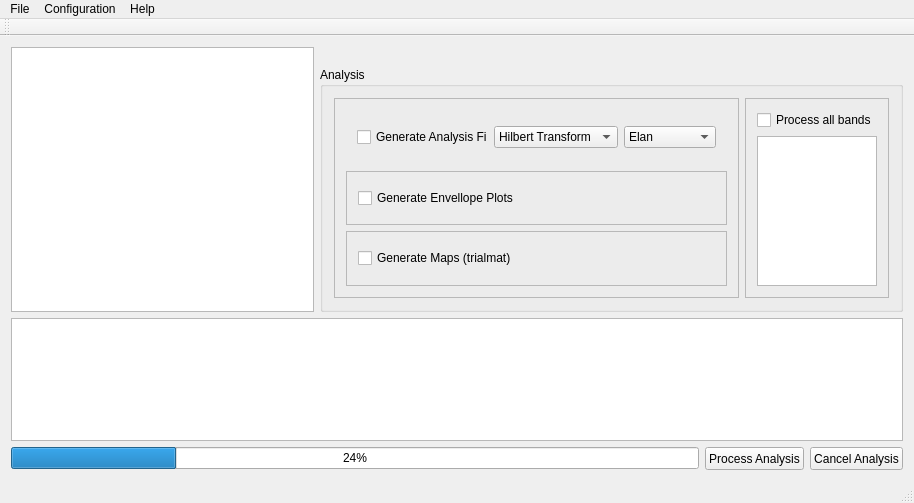
CRNL-Eduwell/Localizer, file Localizer/localizer.ui: the form before one commit.
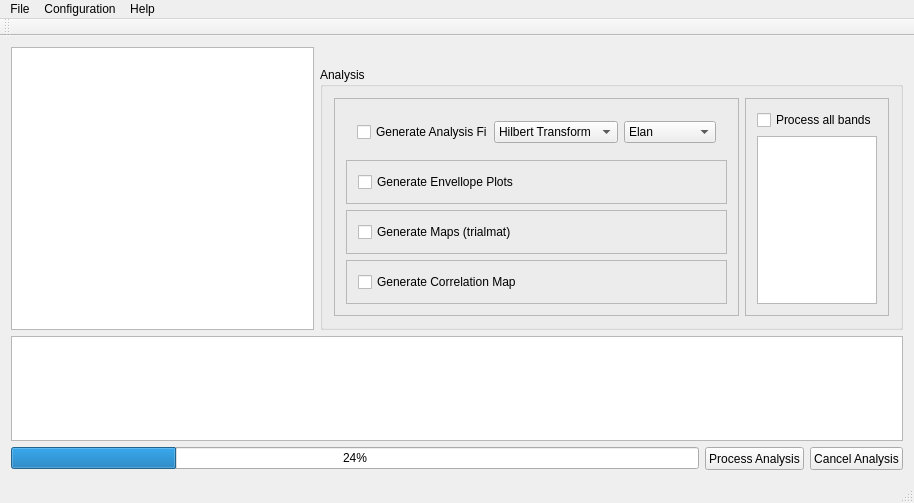
The form after the commit. Icons and pictures are not drawn. Custom widgets are drawn as their Qt base class.

Commit message: Beginning of correlation maps according to jp's script

The edit to the form file:
```diff
--- a/Localizer/localizer.ui
+++ b/Localizer/localizer.ui
@@ -186,6 +186,25 @@
                 </layout>
                </widget>
               </item>
+              <item>
+               <widget class="QFrame" name="CorrelationMapFrame">
+                <property name="frameShape">
+                 <enum>QFrame::StyledPanel</enum>
+                </property>
+                <property name="frameShadow">
+                 <enum>QFrame::Raised</enum>
+                </property>
+                <layout class="QHBoxLayout" name="horizontalLayout_6">
+                 <item>
+                  <widget class="QCheckBox" name="CorrelationMapsCheckBox">
+                   <property name="text">
+                    <string>Generate Correlation Map</string>
+                   </property>
+                  </widget>
+                 </item>
+                </layout>
+               </widget>
+              </item>
              </layout>
             </widget>
            </item>
```
The commit also changes 5 other files.
